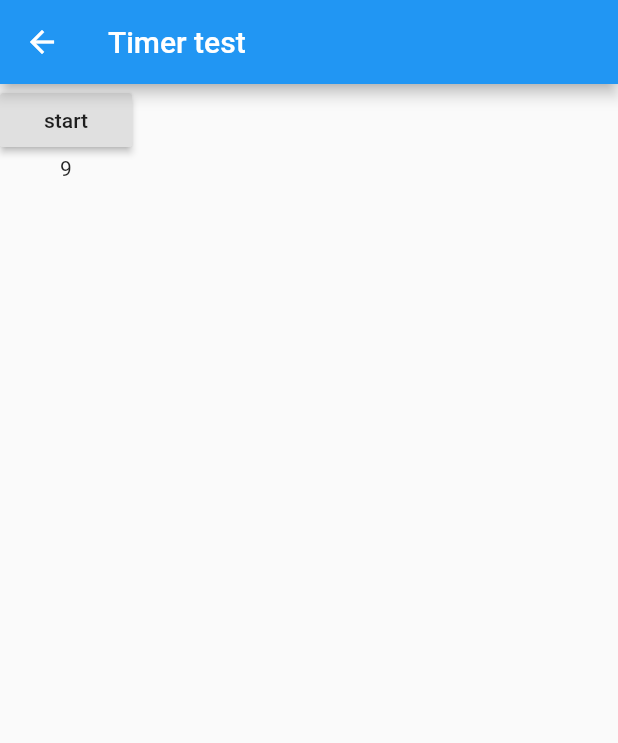
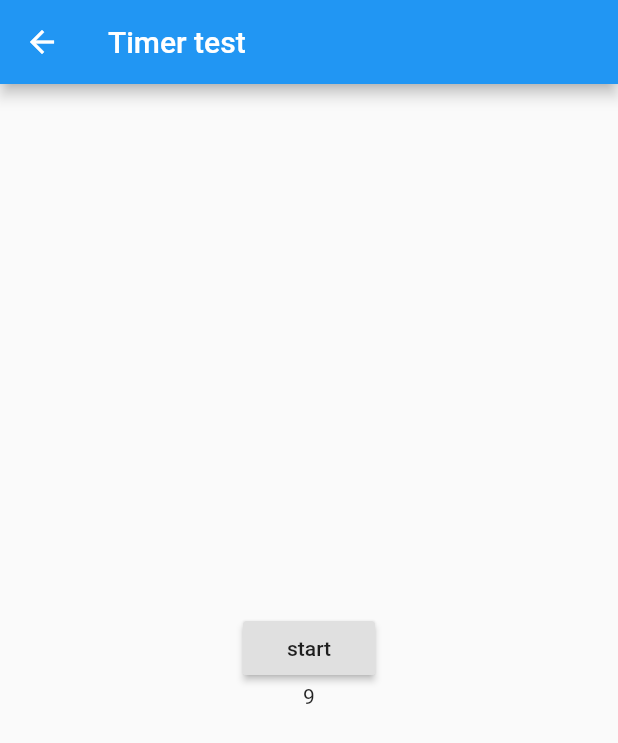
Before and after one commit to fuckthisgroupe/fuckthis, a Flutter app: the Game screen opened by its route, after a tap on "start", on a phone screen of 412 x 824 dp. Shown: the top 743 px of the screen. Run offline on Flutter 3.47's test engine with Material 2 defaults, Android fonts, the phone set to English and light mode, and no system bars; our stand-ins replace firebase_auth, google_sign_in, sensors; accounts and stored records are empty.

Commit message:
Dev/jl/player (#3)
* conflit

* timer

* jeremy legros

```diff
--- a/lib/game.dart
+++ b/lib/game.dart
@@ -13,7 +13,6 @@ class Game extends StatefulWidget  {
 
 class _FlutterGameState extends State<Game> with SingleTickerProviderStateMixin {
 
-  StreamSubscription<bool> shakeSubscriber ;
 
   int _shakeCounter;
   bool _isTime = false;
@@ -63,34 +62,46 @@ class _FlutterGameState extends State<Game> with SingleTickerProviderStateMixin
     });}
 
   Scaffold _buildGameScaffold() {
-    /*return Scaffold(
-      appBar: AppBar(
-        // title: Image(image:AssetImage("images/fuckthis_logo.png",),height: 30.0,fit: BoxFit.fitHeight,),
-        title: Text(_shakeCounter.toString()),
-        elevation: 0.0,
-        centerTitle: true,
-        backgroundColor: Colors.black,
-        leading: IconButton(icon: Icon(Icons.arrow_back),color: Colors.grey, onPressed: (){
-          Navigator.of(context).pushReplacementNamed("/loginpage");
-        }),
-      ),
-      // body: ,
-    );*/
+
     return new Scaffold(
       appBar: AppBar(title: Text("Timer test")),
-      body: Column(
+      body: Center(
+        child : Column(
+            mainAxisAlignment: MainAxisAlignment.center,
+            mainAxisSize: MainAxisSize.max,
         children: <Widget>[
           RaisedButton(
             onPressed: () {
               startTimer();
               _listenShakes();
             },
+
             child: Text("start"),
           ),
           Text("$_start")
         ],
-      ));
+      )));
   }
+
+Timer _timer;
+int _start =10;
+
+void startTimer() {
+
+
+  const oneSec = const Duration(seconds: 1);
+  _isTime = true;
+  _timer = new Timer.periodic(
+      oneSec,
+      (Timer timer) => setState(() {
+            if (_start < 1) {
+              timer.cancel();
+              _isTime = false;
+            } else {
+              _start = _start - 1;
+            }
+          }));
+}
 
 Timer _timer;
 int _start =10;
--- a/lib/loginpage.dart
+++ b/lib/loginpage.dart
@@ -40,7 +40,7 @@ class _LoginPageSate extends State<LoginPage>{
     return new Scaffold(
 
       appBar: AppBar(
-        title: Image(image:AssetImage("images/fuckthis_logo.png",),height: 100.0,fit: BoxFit.fitHeight,),
+        title: Image(image:AssetImage("images/fuckthis.png",),height: 100.0,fit: BoxFit.fitHeight,),
 
         elevation: 0.0,
 
@@ -150,17 +150,7 @@ class _LoginPageSate extends State<LoginPage>{
                         child: Text("Play"),
                         onPressed: (){
                           Navigator.of(context).pushNamed('/game');
-                        }),
-
-                         FlatButton(
-                            child: Image(image: AssetImage("images/google1.png"),height:28.0,fit: BoxFit.fitHeight),
-
-                        onPressed: (){
-                          Navigator.of(context).pushNamed('/signup');
-                        }
-
-                        )
-
+                        })
 
                   ],
 
--- a/pubspec.yaml
+++ b/pubspec.yaml
@@ -61,6 +61,7 @@ flutter:
      - images/team.png
      - images/fuckthis_logo_long.png
      - images/fuckthis_logo.png
+     - images/fuckthis.png
 
 
   # An image asset can refer to one or more resolution-specific "variants", see
```
